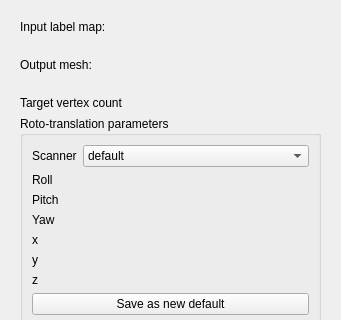
The window that Resources/UI/Kryptonise.ui (snipdome/Kryptonise) describes before a commit, drawn with Qt 5; both pictures show x 0 to 341 and y 0 to 320 of the 341 by 766 pixel window.
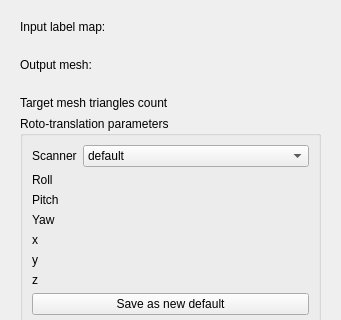
The same window after the commit. Custom widgets are drawn as their Qt base class.

Commit message: Added support for saving the full-res mesh,

The edit to the form file:
```diff
--- a/Resources/UI/Kryptonise.ui
+++ b/Resources/UI/Kryptonise.ui
@@ -133,7 +133,7 @@
          <string>Select the desired number of vertices of the output mesh.</string>
         </property>
         <property name="text">
-         <string>Target vertex count</string>
+         <string>Target mesh triangles count</string>
         </property>
        </widget>
       </item>
@@ -161,7 +161,7 @@
          <double>1000000.000000000000000</double>
         </property>
         <property name="value" stdset="0">
-         <double>100000.000000000000000</double>
+         <double>110000.000000000000000</double>
         </property>
        </widget>
       </item>
```
Left out of the diff: 4 changed lines with no effect on the pictures. The commit also changes 1 other file.
